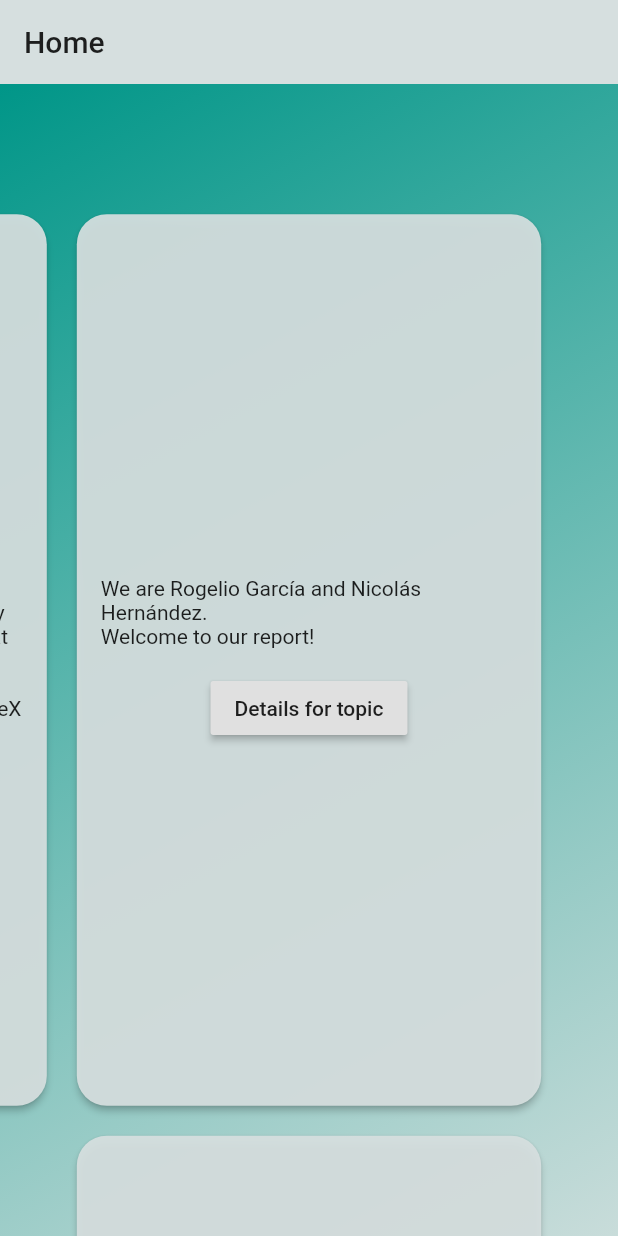
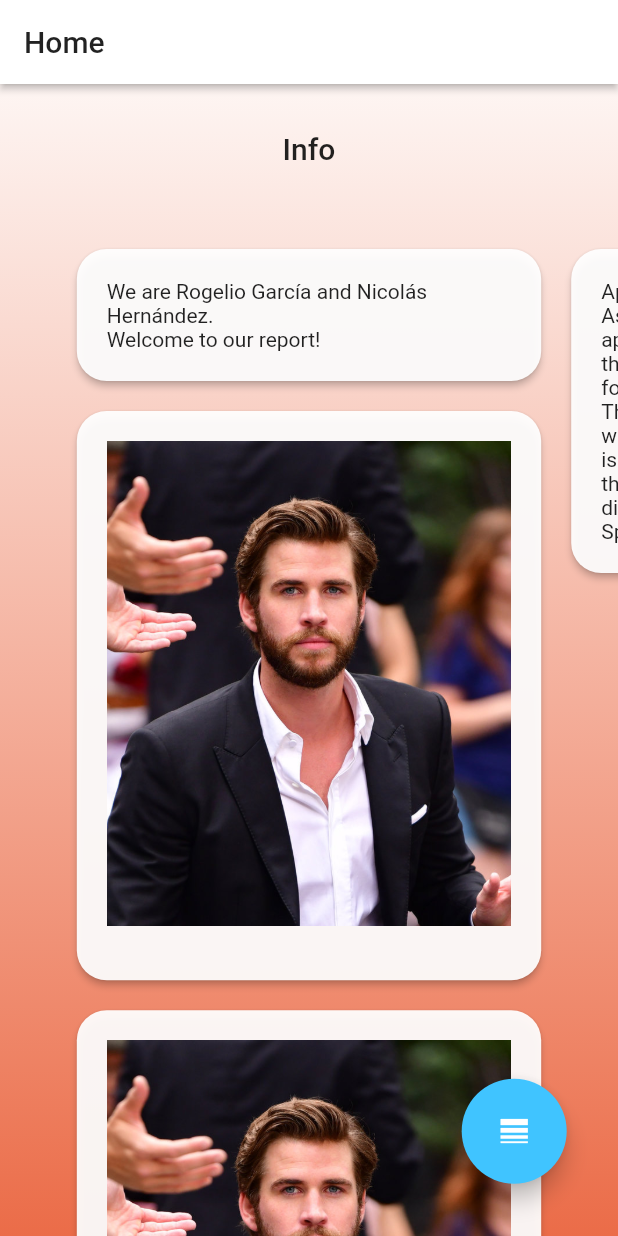
Before and after one commit to Braitt/flutter_report, a Flutter app: the screen it shows after launch, on a phone screen of 412 x 824 dp. Run offline on Flutter 3.47's test engine with Material 2 defaults, Android fonts, the light colour scheme and no system bars; missing offline and left inert: vertical_tabs.

Commit message:
Improved UI

```diff
--- a/reports_app/lib/main.dart
+++ b/reports_app/lib/main.dart
@@ -10,9 +10,11 @@ class MyApp extends StatelessWidget {
     return MaterialApp(
       title: 'Flutter Demo',
       theme: ThemeData(
-        primaryColor: Color(0xFFD6DFDF),
-        backgroundColor: Color(0xFF0eb593),
-        cardColor: Color(0xEED6DFDF),
+        primaryColor: Color(0xFFFFFFFF),
+        accentColor: Colors.transparent,
+        backgroundColor: Color(0xFFEB6C48),
+        cardColor: Color(0xEEFFFFFF),
+        buttonColor: Colors.lightBlueAccent
       ),
       home: HomeView(),
     );
--- a/reports_app/lib/utils/json_parser.dart
+++ b/reports_app/lib/utils/json_parser.dart
@@ -1,6 +1,6 @@
 import 'dart:convert';
 
-List<List<Map<String, String>>> parseJson(String data) {
+List<List<Map<String, String>>> parseContentJson(String data) {
   final List<dynamic> jsonResult = json.decode(data);
 
   List<List<Map<String, String>>> jsonTmp = [];
--- a/reports_app/lib/views/home.dart
+++ b/reports_app/lib/views/home.dart
@@ -2,6 +2,7 @@ import 'package:flutter/material.dart';
 
 import '../utils/json_parser.dart';
 import '../widgets/vertical_page_view.dart';
+import './topics.dart';
 
 class HomeView extends StatefulWidget {
   @override
@@ -25,11 +26,12 @@ class _HomeViewState extends State<HomeView> {
     _horizontalPageController = PageController(
         initialPage: _currentHorizontalPage,
         viewportFraction: _horizontalViewPortionFraction);
+
     DefaultAssetBundle.of(context)
         .loadString('assets/content/home.json')
         .then((data) {
       setState(() {
-        _parsedJson = parseJson(data);
+        _parsedJson = parseContentJson(data);
       });
     });
   }
@@ -40,15 +42,42 @@ class _HomeViewState extends State<HomeView> {
       backgroundColor: Theme.of(context).backgroundColor,
       appBar: AppBar(
         title: Text('Home'),
-        elevation: 0.0,
+        elevation: 2.0,
       ),
       body: Container(
           decoration: BoxDecoration(
               gradient: LinearGradient(
-                  begin: Alignment.topLeft,
-                  end: Alignment.bottomRight,
-                  colors: [Colors.teal, Theme.of(context).cardColor])),
-          child: _buildPageView(context)),
+                  begin: Alignment.topCenter,
+                  end: Alignment.bottomCenter,
+                  colors: [
+                Theme.of(context).cardColor,
+                Theme.of(context).backgroundColor
+              ])),
+          child: Stack(
+            children: <Widget>[
+              _buildPageView(context),
+              Align(
+                child: SizedBox(
+                  width: 70,
+                  height: 70,
+                  child: FloatingActionButton(
+                    child: Icon(Icons.line_weight),
+                    onPressed: () {
+                      Navigator.of(context).push(
+                        MaterialPageRoute(
+                          builder: (BuildContext context) {
+                            return TopicsView();
+                          },
+                        ),
+                      );
+                    },
+                    backgroundColor: Theme.of(context).buttonColor,
+                  ),
+                ),
+                alignment: FractionalOffset(0.9, 0.95),
+              )
+            ],
+          )),
     );
   }
 
@@ -66,7 +95,6 @@ class _HomeViewState extends State<HomeView> {
         onPageChanged: (page) {
           _currentHorizontalPage = page;
         },
-        reverse: true,
         children: _parsedJson == null
             ? [Text('')]
             : _parsedJson.map((verticalContent) {
--- a/reports_app/lib/views/reports.dart
+++ b/reports_app/lib/views/reports.dart
@@ -3,15 +3,26 @@ import 'package:flutter/material.dart';
 class ReportsView extends StatelessWidget {
   @override
   Widget build(BuildContext context) {
-    return Scaffold(
-      appBar: AppBar(
-        bottom: TabBar(
+    return DefaultTabController(
+      length: 3,
+      child: Scaffold(
+        bottomNavigationBar: TabBar(
           tabs: [
-            Tab(icon: Icon(Icons.directions_car), text: "App 1",),
-            Tab(icon: Icon(Icons.directions_transit), text: "App 2",),
-            Tab(icon: Icon(Icons.directions_bike), text: "App 3",),
+            Tab(
+              icon: Icon(Icons.directions_car),
+              text: "App 1",
+            ),
+            Tab(
+              icon: Icon(Icons.directions_transit),
+              text: "App 2",
+            ),
+            Tab(
+              icon: Icon(Icons.directions_bike),
+              text: "App 3",
+            ),
           ],
         ),
+        appBar: AppBar(
           title: Text('Tabs Demo'),
         ),
         body: TabBarView(
@@ -21,6 +32,7 @@ class ReportsView extends StatelessWidget {
             Icon(Icons.directions_bike),
           ],
         ),
+      ),
     );
   }
 }
--- a/reports_app/lib/views/topics.dart
+++ b/reports_app/lib/views/topics.dart
@@ -2,9 +2,9 @@ import 'package:flutter/material.dart';
 import 'package:vertical_tabs/vertical_tabs.dart';
 import 'dart:io';
 import 'dart:convert';
+import './reports.dart';
 
 class TopicsView extends StatelessWidget {
-
   final contentRoute = "assets/content/topics.json";
   final Map data;
 
@@ -12,12 +12,11 @@ class TopicsView extends StatelessWidget {
 
   @override
   Widget build(BuildContext context) {
-
     new File(contentRoute)
-    .readAsString()
-    .then((fileContents) => jsonDecode(fileContents))
-    .then((jsonData) {
-        print(jsonData);
+        .readAsString()
+        .then((fileContents) => jsonDecode(fileContents))
+        .then((jsonData) {
+      print(jsonData);
     });
 
     double deviceWidth = MediaQuery.of(context).size.width;
@@ -45,26 +44,51 @@ class TopicsView extends StatelessWidget {
                   tabsWidth: deviceWidth * 0.12,
                   tabs: <Tab>[
                     Tab(
-                       child: Center(child: Icon(Icons.settings, size: sizeForIcons, color: colorForIcons,)),
+                      child: Center(
+                          child: Icon(
+                        Icons.settings,
+                        size: sizeForIcons,
+                        color: colorForIcons,
+                      )),
                     ),
                     Tab(
-                      child: Center(child: Icon(Icons.edit, size: sizeForIcons, color: colorForIcons,)),
+                      child: Center(
+                          child: Icon(
+                        Icons.edit,
+                        size: sizeForIcons,
+                        color: colorForIcons,
+                      )),
                     ),
                     Tab(
-                       child: Center(child: Icon(Icons.battery_charging_full, size: sizeForIcons, color: colorForIcons,)),
+                      child: Center(
+                          child: Icon(
+                        Icons.battery_charging_full,
+                        size: sizeForIcons,
+                        color: colorForIcons,
+                      )),
                     ),
                     Tab(
-                       child: Center(child: Icon(Icons.signal_cellular_4_bar, size: sizeForIcons, color: colorForIcons,)),
+                      child: Center(
+                          child: Icon(
+                        Icons.signal_cellular_4_bar,
+                        size: sizeForIcons,
+                        color: colorForIcons,
+                      )),
                     ),
                     Tab(
-                       child: Center(child: Icon(Icons.storage, size: sizeForIcons, color: colorForIcons,)),
+                      child: Center(
+                          child: Icon(
+                        Icons.storage,
+                        size: sizeForIcons,
+                        color: colorForIcons,
+                      )),
                     )
                   ],
                   contents: <Widget>[
-                    tabsContent('Flutter'),
-                    tabsContent('Dart'),
-                    tabsContent('Javascript'),
-                    tabsContent('NodeJS'),
+                    tabsContent('Flutter', context),
+                    tabsContent('Dart', context),
+                    tabsContent('Javascript', context),
+                    tabsContent('NodeJS', context),
                     /* Container(
                         color: Colors.black12,
                         child: ListView.builder(
@@ -76,8 +100,8 @@ class TopicsView extends StatelessWidget {
                                 color: Colors.white30,
                               );
                             })), */
-                    tabsContent('HTML 5'),
-                   /*  Container(
+                    tabsContent('HTML 5', context),
+                    /*  Container(
                         color: Colors.black12,
                         child: ListView.builder(
                             scrollDirection: Axis.horizontal,
@@ -99,15 +123,14 @@ class TopicsView extends StatelessWidget {
     );
   }
 
-  Widget tabsContent(String key) {
+  Widget tabsContent(String key, BuildContext context) {
     return Container(
       margin: EdgeInsets.all(10),
       padding: EdgeInsets.all(20),
-      color: Colors.black12,
       child: Column(
         children: <Widget>[
           Text(
-            "xd",
+            "Performance",
             style: TextStyle(fontSize: 25),
           ),
           Divider(
@@ -118,6 +141,18 @@ class TopicsView extends StatelessWidget {
             "xd",
             style: TextStyle(fontSize: 15, color: Colors.black87),
           ),
+          Expanded(child: Container()),
+          Container(
+              width: 400,
+              child: RaisedButton(color: Colors.teal.shade200, child: Text("DETAILS", style: TextStyle(color: Colors.white)), onPressed: () {
+                Navigator.of(context).push(
+                        MaterialPageRoute(
+                          builder: (BuildContext context) {
+                            return ReportsView();
+                          },
+                        ),
+                      );
+              }))
         ],
       ),
     );
--- a/reports_app/lib/widgets/text_content_card.dart
+++ b/reports_app/lib/widgets/text_content_card.dart
@@ -2,20 +2,20 @@ import 'package:flutter/material.dart';
 
 import '../views/topics.dart';
 
-class TextContentCard extends StatelessWidget {
+class ContentCard extends StatelessWidget {
   final String text;
   final String image;
 
-  TextContentCard({this.text, this.image});
+  ContentCard({this.text, this.image});
 
-  factory TextContentCard.fromJson(Map<String, dynamic> parsedJson) {
+  factory ContentCard.fromJson(Map<String, dynamic> parsedJson) {
     if (parsedJson.containsKey('text') && parsedJson.containsKey('image')) {
-      return TextContentCard(
+      return ContentCard(
           text: parsedJson['text'], image: parsedJson['image']);
     } else if (parsedJson.containsKey('text')) {
-      return TextContentCard(text: parsedJson['text']);
+      return ContentCard(text: parsedJson['text']);
     } else if (parsedJson.containsKey('image')) {
-      return TextContentCard(image: parsedJson['image']);
+      return ContentCard(image: parsedJson['image']);
     } else {
       // This should throw an exception in runtime
       return null;
@@ -31,24 +31,14 @@ class TextContentCard extends StatelessWidget {
           borderRadius: BorderRadius.all(Radius.circular(20.0))),
       margin: EdgeInsets.all(10.0),
       child: Padding(
-        padding: const EdgeInsets.symmetric(horizontal: 16.0, vertical: 8.0),
+        padding: const EdgeInsets.all(20.0),
         child: Column(
           mainAxisSize: MainAxisSize.max,
           mainAxisAlignment: MainAxisAlignment.center,
           children: [
+            image == null ? Container() : Image.asset(image),
             text == null ? Text('') : Text(text),
-            image == null ? Text('') : Image.asset(image),
-            RaisedButton(
-                child: Text('Details for topic'),
-                onPressed: () {
-                  Navigator.of(context).push(
-                    MaterialPageRoute(
-                      builder: (BuildContext context) {
-                        return TopicsView();
-                      },
-                    ),
-                  ).then((_) {});
-                })
+
           ],
         ),
       ),
--- a/reports_app/lib/widgets/vertical_page_view.dart
+++ b/reports_app/lib/widgets/vertical_page_view.dart
@@ -14,30 +14,29 @@ class VerticalPageView extends StatefulWidget {
 }
 
 class _VerticalPageViewState extends State<VerticalPageView> {
-  double _verticalViewPortFraction = 0.8;
-
-  PageController _verticalPageController;
-
-  int _currentVerticalPage = 0;
-
-  @override
-  void initState() {
-    super.initState();
-    _verticalPageController = PageController(
-        initialPage: _currentVerticalPage,
-        viewportFraction: _verticalViewPortFraction);
-  }
 
   @override
   Widget build(BuildContext context) {
-    return PageView(
-        scrollDirection: Axis.vertical,
-        controller: _verticalPageController,
-        onPageChanged: (pageIndex) {
-          _currentVerticalPage = pageIndex;
-        },
-        children: widget.texts.map((Map<String, dynamic> cardContent) {
-          return TextContentCard.fromJson(cardContent);
-        }).toList());
+    return ScrollConfiguration(
+      behavior: ScrollBehavior(),
+      child: CustomScrollView(
+        slivers: <Widget>[
+          SliverAppBar(
+            backgroundColor: Colors.transparent,
+            expandedHeight: 100.0,
+            title: Padding(
+              padding: EdgeInsets.only(top: 30.0),
+              child: Center(child: Text('Info')),
+            ),
+          ),
+          SliverList(
+            delegate: SliverChildListDelegate(
+                widget.texts.map((Map<String, dynamic> cardContent) {
+              return ContentCard.fromJson(cardContent);
+            }).toList()),
+          ),
+        ],
+      ),
+    );
   }
 }
```
Lines whose indentation alone changed are shown as unchanged.
